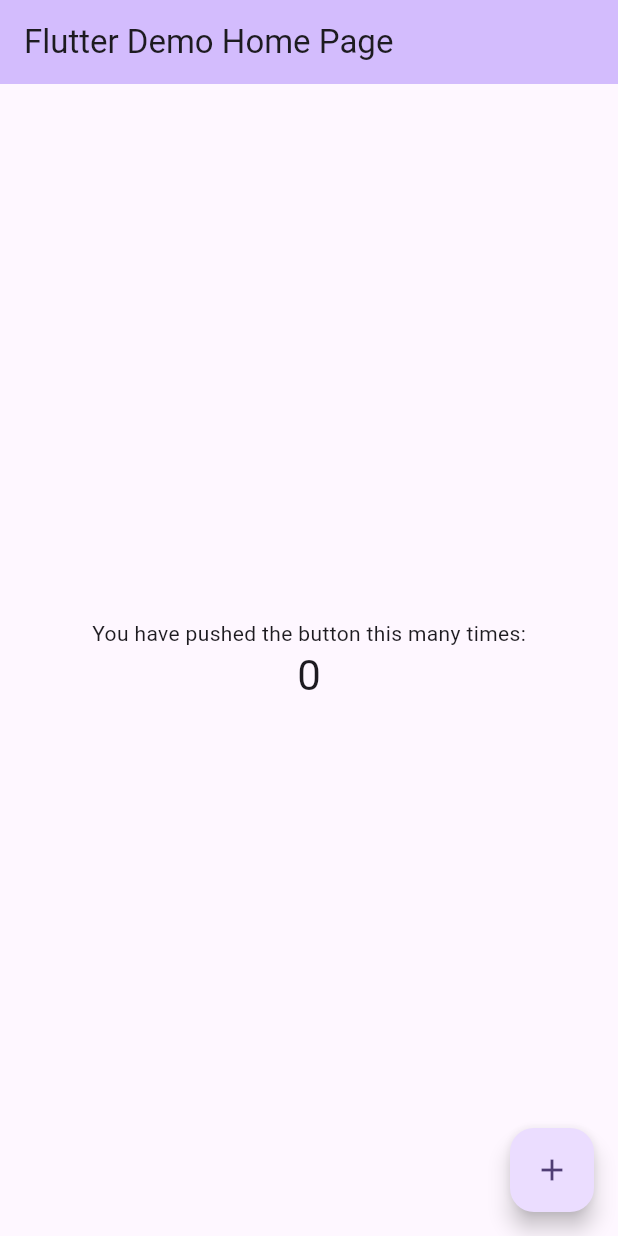
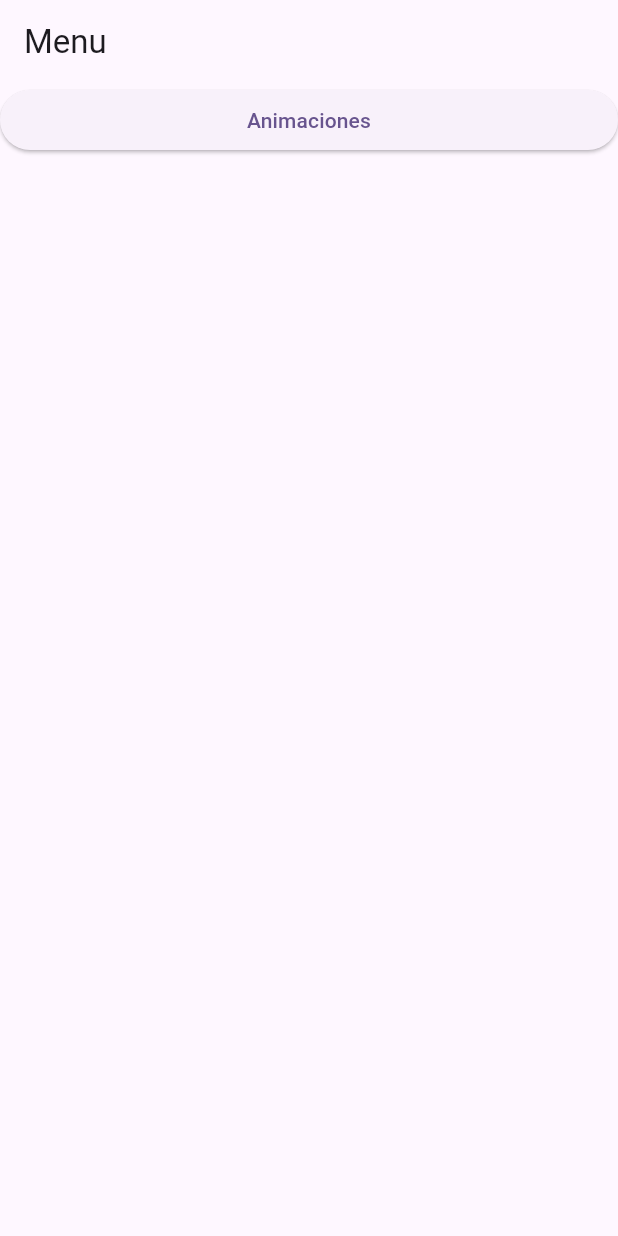
Before and after one commit to Ridley7/ui_challenges, a Flutter app: the screen it shows after launch, on a phone screen of 412 x 824 dp. Run offline on Flutter 3.47's test engine with Material 3 defaults, Android fonts, the phone set to English and light mode, and no system bars.

Commit message:
Enrutamiento marcado

```diff
--- a/lib/main.dart
+++ b/lib/main.dart
@@ -1,4 +1,8 @@
 import 'package:flutter/material.dart';
+import 'package:flutter_ui_challenges/presentation/animations/animated_list_one/animated_list_one.dart';
+
+import 'presentation/animations/animations.dart';
+import 'presentation/home.dart';
 
 void main() {
   runApp(const MyApp());
@@ -13,113 +17,15 @@ class MyApp extends StatelessWidget {
     return MaterialApp(
       title: 'Flutter Demo',
       theme: ThemeData(
-        // This is the theme of your application.
-        //
-        // TRY THIS: Try running your application with "flutter run". You'll see
-        // the application has a purple toolbar. Then, without quitting the app,
-        // try changing the seedColor in the colorScheme below to Colors.green
-        // and then invoke "hot reload" (save your changes or press the "hot
-        // reload" button in a Flutter-supported IDE, or press "r" if you used
-        // the command line to start the app).
-        //
-        // Notice that the counter didn't reset back to zero; the application
-        // state is not lost during the reload. To reset the state, use hot
-        // restart instead.
-        //
-        // This works for code too, not just values: Most code changes can be
-        // tested with just a hot reload.
         colorScheme: ColorScheme.fromSeed(seedColor: Colors.deepPurple),
         useMaterial3: true,
       ),
-      home: const MyHomePage(title: 'Flutter Demo Home Page'),
+        initialRoute: '/',
+        routes: {
+          '/': (context) => const Home(),
+          '/animations': (context) => const Animations(),
+          '/animations/animated_list_one' : (context) => const AnimatedListOne(),
+        },
     );
   }
 }
-
-class MyHomePage extends StatefulWidget {
-  const MyHomePage({super.key, required this.title});
-
-  // This widget is the home page of your application. It is stateful, meaning
-  // that it has a State object (defined below) that contains fields that affect
-  // how it looks.
-
-  // This class is the configuration for the state. It holds the values (in this
-  // case the title) provided by the parent (in this case the App widget) and
-  // used by the build method of the State. Fields in a Widget subclass are
-  // always marked "final".
-
-  final String title;
-
-  @override
-  State<MyHomePage> createState() => _MyHomePageState();
-}
-
-class _MyHomePageState extends State<MyHomePage> {
-  int _counter = 0;
-
-  void _incrementCounter() {
-    setState(() {
-      // This call to setState tells the Flutter framework that something has
-      // changed in this State, which causes it to rerun the build method below
-      // so that the display can reflect the updated values. If we changed
-      // _counter without calling setState(), then the build method would not be
-      // called again, and so nothing would appear to happen.
-      _counter++;
-    });
-  }
-
-  @override
-  Widget build(BuildContext context) {
-    // This method is rerun every time setState is called, for instance as done
-    // by the _incrementCounter method above.
-    //
-    // The Flutter framework has been optimized to make rerunning build methods
-    // fast, so that you can just rebuild anything that needs updating rather
-    // than having to individually change instances of widgets.
-    return Scaffold(
-      appBar: AppBar(
-        // TRY THIS: Try changing the color here to a specific color (to
-        // Colors.amber, perhaps?) and trigger a hot reload to see the AppBar
-        // change color while the other colors stay the same.
-        backgroundColor: Theme.of(context).colorScheme.inversePrimary,
-        // Here we take the value from the MyHomePage object that was created by
-        // the App.build method, and use it to set our appbar title.
-        title: Text(widget.title),
-      ),
-      body: Center(
-        // Center is a layout widget. It takes a single child and positions it
-        // in the middle of the parent.
-        child: Column(
-          // Column is also a layout widget. It takes a list of children and
-          // arranges them vertically. By default, it sizes itself to fit its
-          // children horizontally, and tries to be as tall as its parent.
-          //
-          // Column has various properties to control how it sizes itself and
-          // how it positions its children. Here we use mainAxisAlignment to
-          // center the children vertically; the main axis here is the vertical
-          // axis because Columns are vertical (the cross axis would be
-          // horizontal).
-          //
-          // TRY THIS: Invoke "debug painting" (choose the "Toggle Debug Paint"
-          // action in the IDE, or press "p" in the console), to see the
-          // wireframe for each widget.
-          mainAxisAlignment: MainAxisAlignment.center,
-          children: <Widget>[
-            const Text(
-              'You have pushed the button this many times:',
-            ),
-            Text(
-              '$_counter',
-              style: Theme.of(context).textTheme.headlineMedium,
-            ),
-          ],
-        ),
-      ),
-      floatingActionButton: FloatingActionButton(
-        onPressed: _incrementCounter,
-        tooltip: 'Increment',
-        child: const Icon(Icons.add),
-      ), // This trailing comma makes auto-formatting nicer for build methods.
-    );
-  }
-}
--- /dev/null
+++ b/lib/presentation/home.dart
@@ -0,0 +1,22 @@
+import 'package:flutter/material.dart';
+
+class Home extends StatelessWidget {
+  const Home({super.key});
+
+  @override
+  Widget build(BuildContext context) {
+    return Scaffold(
+      appBar: AppBar(title: const Text("Menu"),),
+      body: ListView(
+        children: [
+          ElevatedButton(
+              onPressed: (){
+                Navigator.pushNamed(context, "/animations");
+              },
+              child: Text("Animaciones")
+          )
+        ],
+      ),
+    );
+  }
+}
```
Also changed, not shown: lib/presentation/animations/animated_list_one/animated_list_one.dart (added, +10 -0 lines), lib/presentation/animations/animations.dart (added, +22 -0 lines).
